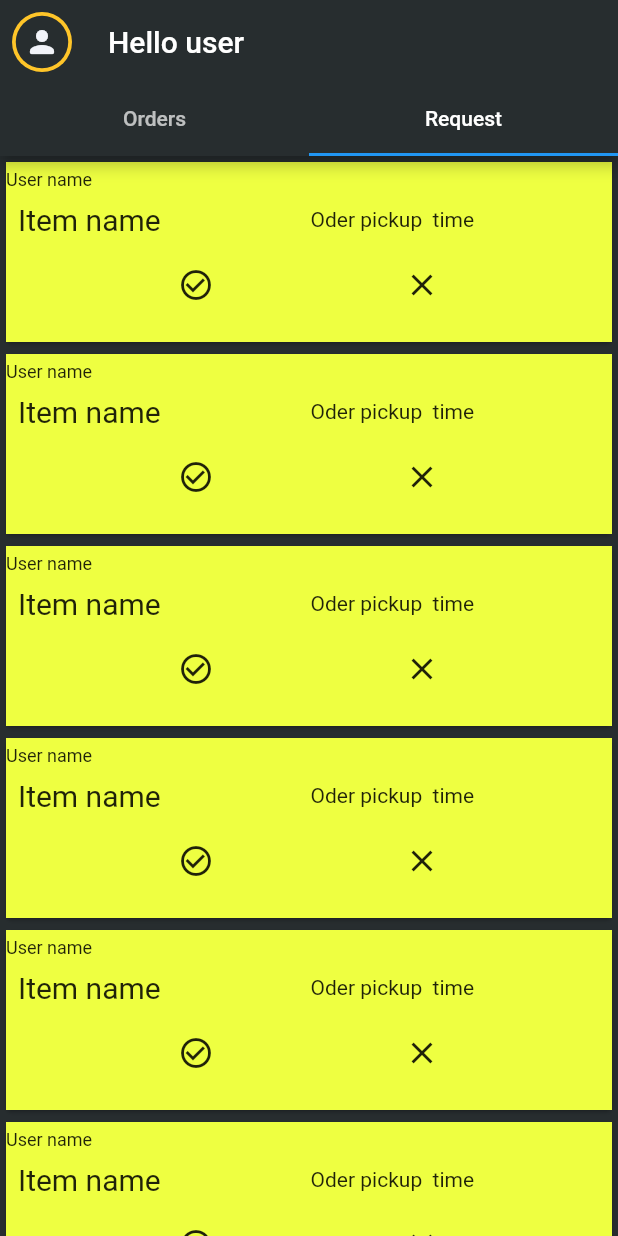
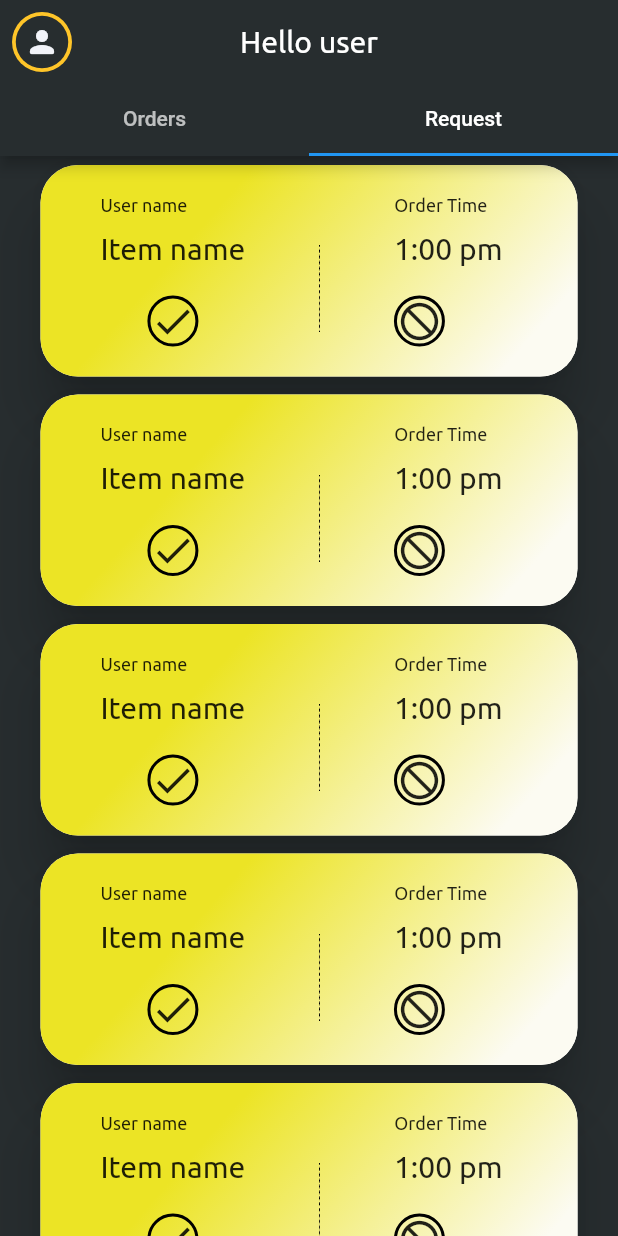
Before and after one commit to CodeByTitan/dineadmin, a Flutter app: the screen it shows after launch, tab 2 chosen, after a tap on the "person" icon, on a phone screen of 412 x 824 dp. Run offline on Flutter 3.47's test engine with Material 2 defaults, Android fonts, the phone set to English and light mode, and no system bars.

Commit message:
Made a order_screen card design.

```diff
--- a/lib/screens/admindashboard.dart
+++ b/lib/screens/admindashboard.dart
@@ -21,10 +21,13 @@ class _AdminDashboardState extends State<AdminDashboard> {
         backgroundColor: AppConstant.backgroundColor,
         appBar: AppBar(
           backgroundColor: AppConstant.backgroundColor,
-          title: Text("Hello user"
+          title: Text("Hello user",
+              style: TextStyle(
+                fontFamily: 'Ubuntu',
+              ),
               // 'Good ${greeting()} user!',
               ),
-          centerTitle: false,
+          centerTitle: true,
           leading: Builder(
             builder: (BuildContext context) {
               return Padding(
@@ -57,6 +60,7 @@ class _AdminDashboardState extends State<AdminDashboard> {
               Tab(
                 // icon: Icon(Icons.home_filled),
                 text: "Orders",
+
               ),
               Tab(
                 //  icon: Icon(Icons.account_box_outlined),
--- a/lib/screens/request_tabscreen.dart
+++ b/lib/screens/request_tabscreen.dart
@@ -3,6 +3,7 @@ import 'package:dineadmin/utils/app_constant.dart';
 import 'package:flutter/src/widgets/container.dart';
 import 'package:flutter/src/widgets/framework.dart';
 import 'package:flutter/material.dart';
+import 'package:dineadmin/widgets/card_request.dart';
 
 class RequesttabScreen extends StatefulWidget {
   const RequesttabScreen({super.key});
@@ -19,61 +20,7 @@ class _RequesttabScreenState extends State<RequesttabScreen> {
       body: ListView.builder(
           itemCount: 6,
           itemBuilder: (BuildContext context, int index) {
-            return Card(
-              child: Container(
-                color: Colors.limeAccent,
-                height: 120,
-                child: Column(
-                 crossAxisAlignment: CrossAxisAlignment.start,
-                  children: [
-                    Padding(
-                      padding: const EdgeInsets.only(top: 5),
-                      child: Text("User name", style: TextStyle(fontSize: 12)),
-                    ),
-                    Container(
-                      width: 500,
-                      child: Row(
-                        children: [
-                          Padding(
-                            padding: const EdgeInsets.all(8.0),
-                            child: Text(
-                              "Item name",
-                              style: TextStyle(fontSize: 20),
-                            ),
-                          ),
-                          Spacer(),
-                          Text("Oder pickup  time"),
-                          Spacer(),
-
-
-                        ],
-                      ),
-                    ),
-
-                    Container(
-                      child: Row(
-                        mainAxisAlignment :MainAxisAlignment.spaceEvenly,
-                      children: [
-                        IconButton(onPressed: (() => {
-                               Navigator.push(
-                                context,
-                                MaterialPageRoute(
-                                  builder: (context) =>
-                                      const OrderDetailsScreen(),
-                                ),
-                              ),
-                            }
-                        ),
-                        icon: Icon(Icons.check_circle_outline)),
-                        IconButton(onPressed: (() => {}),
-                        icon: Icon(Icons.close_sharp))
-
-
-                    ],),)
-                  ],
-                ),
-              ),
-            );
+            return CardRequest();
           }),
     );
   }
--- a/lib/widgets/card_order.dart
+++ b/lib/widgets/card_order.dart
@@ -1,4 +1,5 @@
 import 'package:flutter/material.dart';
+import 'package:dineadmin/screens/order_detailscreen.dart';
 
 import '../screens/order_detailscreen.dart';
 
@@ -10,23 +11,21 @@ class CardOrder extends StatelessWidget {
   @override
   Widget build(BuildContext context) {
     return Padding(
-      padding: const EdgeInsets.symmetric(vertical: 5, horizontal: 25),
+      padding: const EdgeInsets.symmetric(vertical: 3, horizontal: 23),
       child: Card(
         elevation: 15,
         shape: RoundedRectangleBorder(
           borderRadius: BorderRadius.circular(25),
         ),
         child: Container(
-          decoration: BoxDecoration(
-
-          ),
+          decoration: const BoxDecoration(),
           child: Stack(
             alignment: Alignment.centerRight,
             fit: StackFit.loose,
             clipBehavior: Clip.none,
             children: [
               Container(
-                padding: EdgeInsets.only(
+                padding: const EdgeInsets.only(
                   left: 30,
                   top: 20,
                   bottom: 27,
@@ -34,22 +33,18 @@ class CardOrder extends StatelessWidget {
                 ),
                 decoration: BoxDecoration(
                   borderRadius: BorderRadius.circular(25),
-                  gradient: const  LinearGradient(
-                      begin:Alignment(-0.2, -1),
+                  gradient: const LinearGradient(
+                      begin: Alignment(-0.2, -1),
                       end: Alignment(0.7, 1),
                       colors: [
                         Color(0xFFECE425),
                         Color(0xffFCFBF2),
-                      ]
-                  ),
+                      ]),
                 ),
                 child: Column(
-
                   children: [
                     IntrinsicHeight(
-
                       child: Row(
-
                         children: [
                           Column(
                             crossAxisAlignment: CrossAxisAlignment.start,
@@ -57,9 +52,7 @@ class CardOrder extends StatelessWidget {
                               Text(
                                 'User Name',
                                 style: TextStyle(
-                                  fontSize: 12,
-                                  fontFamily: 'Ubuntu'
-                                ),
+                                    fontSize: 12, fontFamily: 'Ubuntu'),
                               ),
                               SizedBox(
                                 height: 15,
@@ -73,11 +66,9 @@ class CardOrder extends StatelessWidget {
                               ),
                             ],
                           ),
-                          Spacer(),
-                          Image(image: AssetImage('images/Line 2.png')),
-
-                          Spacer(),
-
+                          const Spacer(),
+                          const Image(image: AssetImage('images/Line 2.png')),
+                          const Spacer(),
                           Column(
                             crossAxisAlignment: CrossAxisAlignment.start,
                             children: const [
@@ -94,9 +85,7 @@ class CardOrder extends StatelessWidget {
                               Text(
                                 '1:00 pm',
                                 style: TextStyle(
-                                  fontSize: 20,
-                                    fontFamily: 'Ubuntu'
-                                ),
+                                    fontSize: 20, fontFamily: 'Ubuntu'),
                               ),
                             ],
                           ),
@@ -107,7 +96,7 @@ class CardOrder extends StatelessWidget {
                 ),
               ),
               Positioned(
-                right: -20,
+                right: -15,
                 child: Container(
                   alignment: Alignment.topRight,
                   width: 50,
@@ -115,17 +104,25 @@ class CardOrder extends StatelessWidget {
                   decoration: BoxDecoration(
                       borderRadius: BorderRadius.circular(25),
                       color: Colors.white,
-                    boxShadow: [
+                      boxShadow: const [
                         BoxShadow(
                             blurRadius: 8,
                             offset: Offset(
-                          0, 5,
-                        )
-                      )
-                    ]
+                              0,
+                              5,
+                            ))
+                      ]),
+                  child: GestureDetector(
+                    onTap: () {
+                      Navigator.push(
+                          context,
+                          MaterialPageRoute(
+                              builder: (context) => OrderDetailsScreen()));
+                    },
+                    child: const Center(
+                      child: Icon(Icons.arrow_forward_outlined),
                     ),
-                  child:
-                  Center(child: Icon(Icons.add)),
+                  ),
                 ),
               ),
             ],
--- /dev/null
+++ b/lib/widgets/card_request.dart
@@ -0,0 +1,118 @@
+import 'package:flutter/material.dart';
+import '../screens/order_detailscreen.dart';
+
+
+class CardRequest extends StatelessWidget {
+  const CardRequest({
+    Key? key,
+  }) : super(key: key);
+
+  @override
+  Widget build(BuildContext context) {
+    return Padding(
+      padding: const EdgeInsets.symmetric(horizontal:23, vertical: 2),
+      child: Card(
+        elevation: 15,
+        shape: RoundedRectangleBorder(
+          borderRadius: BorderRadius.circular(25),
+        ),
+        child: Container(
+          decoration: BoxDecoration(
+            gradient: const LinearGradient(
+                begin: Alignment(-0.2, -1),
+                end: Alignment(0.7, 1),
+                colors: [
+                  Color(0xFFECE425),
+                  Color(0xffFCFBF2),
+                ]),
+            borderRadius: BorderRadius.circular(25),
+          ),
+          padding: EdgeInsets.only(
+            top: 20,
+            bottom: 20,
+            left: 40,
+            right: 50,
+          ),
+          child: Column(
+            crossAxisAlignment: CrossAxisAlignment.start,
+            children: [
+              Row(
+                children: [
+                  Text('User name',
+                    style: TextStyle(
+                      fontSize: 12,
+                      fontFamily: 'Ubuntu',
+                    ),),
+                  SizedBox(width: 138,),
+                  Text('Order Time',
+                    style: TextStyle(
+                      fontSize: 12,
+                      fontFamily: 'Ubuntu',
+                    ),),
+                ],
+              ),
+              SizedBox(height: 10,),
+              Row(
+                children: [
+                  Column(
+                    children: [
+                      Text('Item name',
+                      style: TextStyle(
+                        fontSize: 20,
+                        fontFamily: 'Ubuntu',
+                      ),
+                      ),
+                      SizedBox(height: 20,),
+                      GestureDetector(
+                        onTap: (){
+                          Navigator.push(
+                              context,
+                              MaterialPageRoute(
+                                  builder: (context) => OrderDetailsScreen()));
+                        },
+                        child: Container(
+                          decoration: BoxDecoration(
+                              borderRadius: BorderRadius.circular(25),
+                              border: Border.all(width: 2)
+                          ),
+                          child: Icon(Icons.done,
+                            size: 30,),
+                        ),
+                      ),
+                    ],
+                  ),
+                  const Spacer(),
+                  const Image(image: AssetImage('images/Line 2.png')),
+                  const Spacer(),
+                  Column(
+                    crossAxisAlignment: CrossAxisAlignment.start,
+                    children: [
+                      Text('1:00 pm',
+                        style: TextStyle(
+                          fontFamily: 'Ubuntu',
+                          fontSize: 20,
+                        ),
+                      ),
+                      SizedBox(height: 20,),
+                      GestureDetector(
+                        child: Container(
+                          decoration: BoxDecoration(
+                            borderRadius: BorderRadius.circular(25),
+                            border: Border.all(width: 2)
+                          ),
+                          child: Icon(Icons.not_interested,
+                          size: 30,
+                          ),
+                        ),
+                      ),
+                    ],
+                  ),
+                ],
+              )
+            ],
+          ),
+        ),
+      ),
+    );
+  }
+}
--- a/pubspec.yaml
+++ b/pubspec.yaml
@@ -81,6 +81,9 @@ flutter:
     - family: Ubuntu
       fonts:
         - asset: fonts/Ubuntu-Regular.ttf
+    - family: Josefin
+      fonts:
+        - asset: JosefinSans-Regular.ttf
   # fonts:
   #   - family: Schyler
   #     fonts:
```
Also changed, not shown: lib/screens/order_detailscreen.dart (+16 -15 lines), fonts/JosefinSans-Regular.ttf (added). Lines whose indentation alone changed are shown as unchanged.
